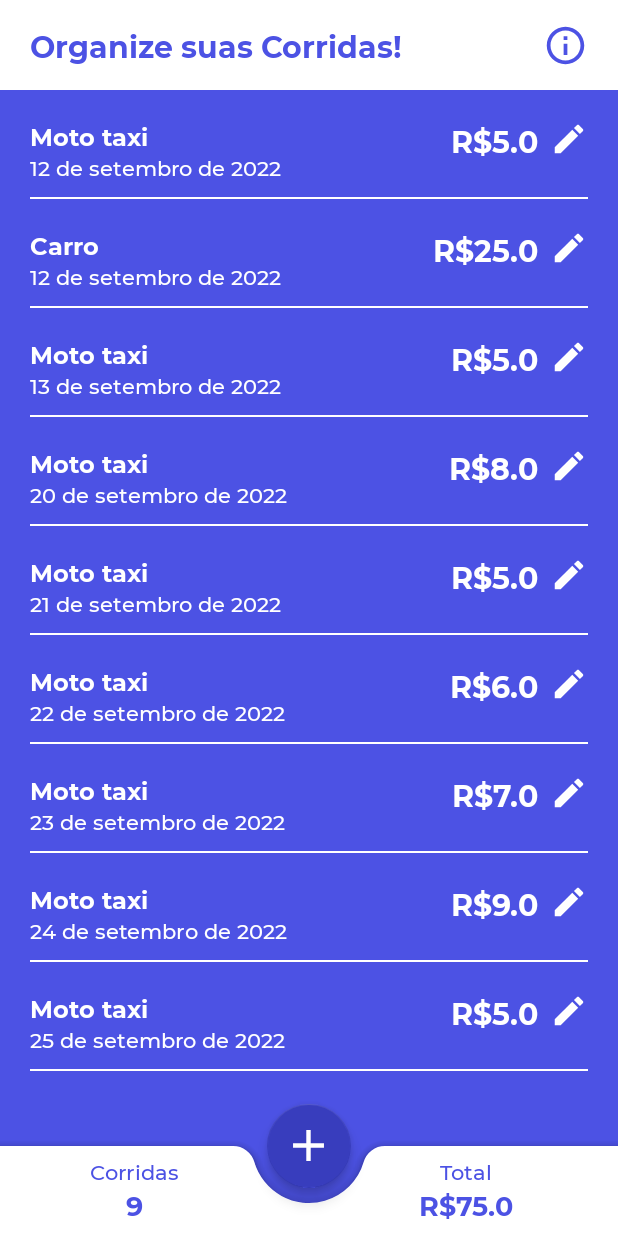
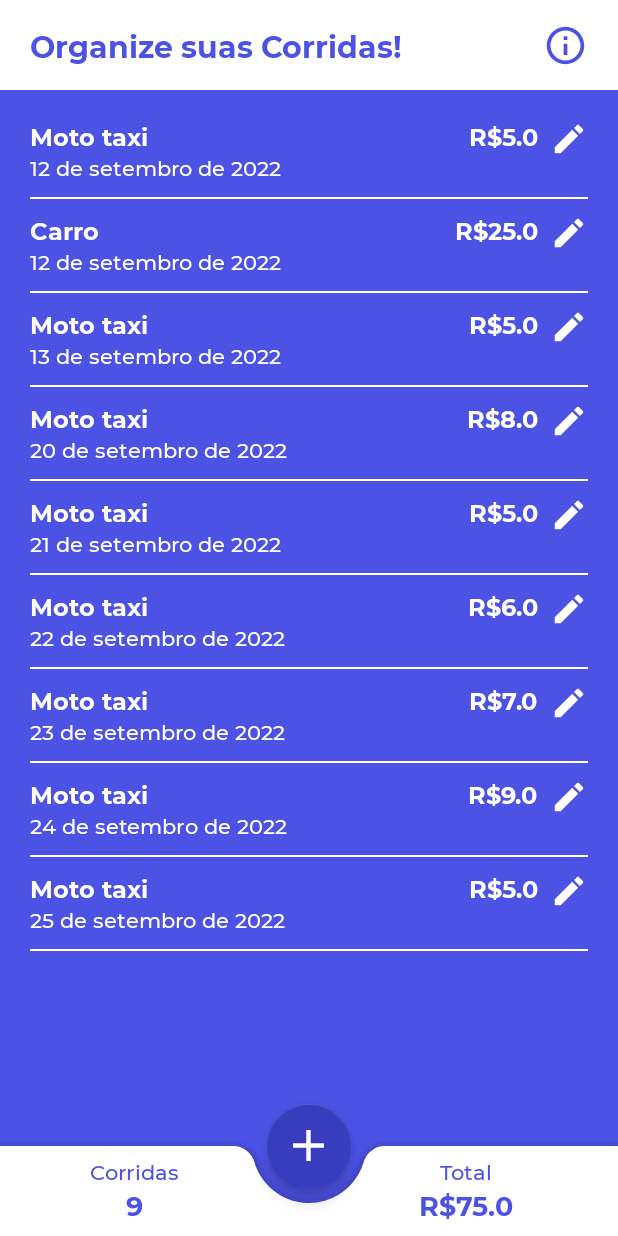
Before and after one commit to guilhermerauj0/Corridas, an Android app: the screen it shows after launch (MainActivity), on a phone screen of 412 x 824 dp. Run offline under Robolectric (Android 15) with nearby library versions, the phone set to English and light mode, and no system bars.

Commit message:
padding correction for race item

```diff
--- a/app/src/main/res/layout/race_info.xml
+++ b/app/src/main/res/layout/race_info.xml
@@ -5,7 +5,7 @@
     xmlns:app="http://schemas.android.com/apk/res-auto"
     android:background="@color/blueprincipal"
     android:paddingHorizontal="20dp"
-    android:paddingVertical="10dp">
+    android:paddingTop="10dp">
 
     <TextView
         android:id="@+id/raceVehicle"
@@ -34,7 +34,7 @@
         android:layout_width="wrap_content"
         android:layout_height="wrap_content"
         android:text="R$5,00"
-        android:textSize="20sp"
+        android:textSize="16sp"
         app:layout_constraintEnd_toStartOf="@id/race_editrace"
         app:layout_constraintTop_toTopOf="parent"
         android:layout_marginRight="8dp"
```
